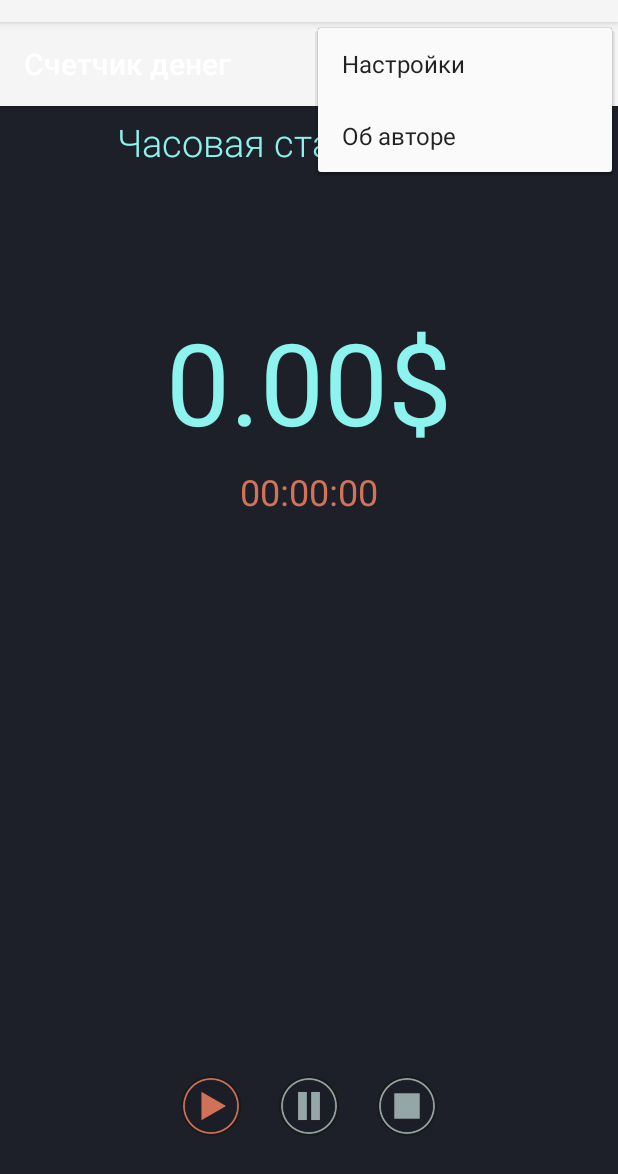
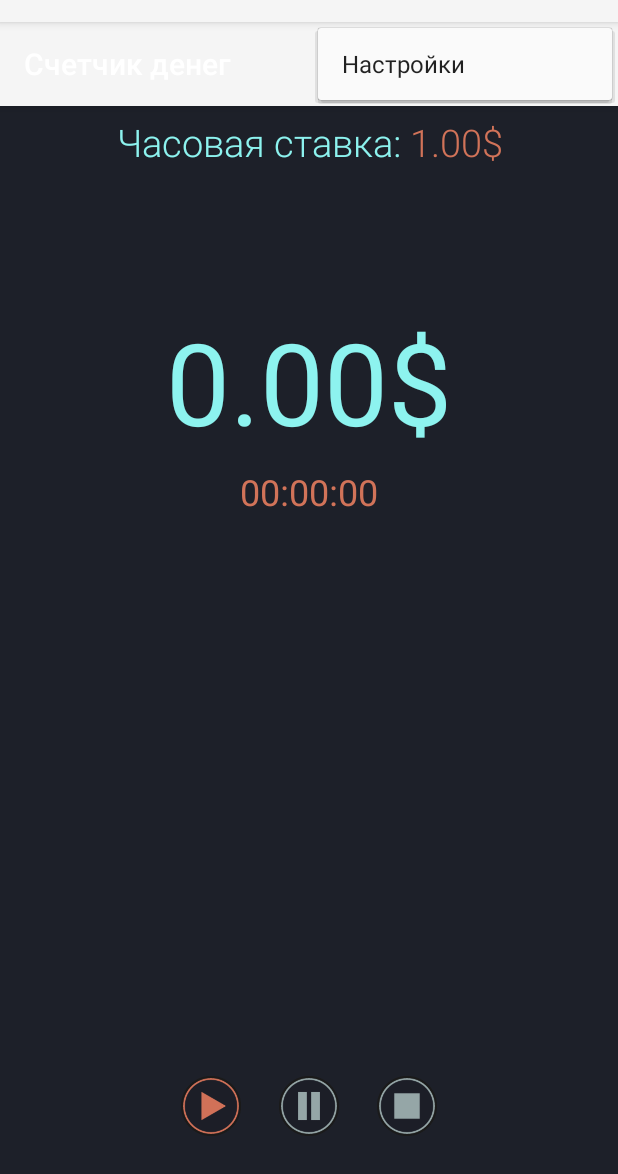
Before and after one commit to NikolayGst/MoneyCounter, an Android app: the screen it shows after launch (MainActivity), with the options menu open, on a phone screen of 412 x 824 dp, the part 62-1236 px from its top. Run offline under Robolectric (Android 15) with nearby library versions, the phone set to English and light mode, and no system bars.

Commit message:
remove author

```diff
--- a/app/src/main/AndroidManifest.xml
+++ b/app/src/main/AndroidManifest.xml
@@ -1,6 +1,8 @@
 <?xml version="1.0" encoding="utf-8"?>
 <manifest xmlns:android="http://schemas.android.com/apk/res/android"
   package="com.niko.moneycounter">
+
+  <uses-permission android:name="android.permission.INTERNET" />
 
   <application
     android:allowBackup="true"
--- a/app/src/main/java/com/niko/moneycounter/manager/TimeManager.java
+++ b/app/src/main/java/com/niko/moneycounter/manager/TimeManager.java
@@ -50,14 +50,18 @@
 
     handler = new Handler();
 
+    //создаем анонимный внутренний класс Runnable
     timerTask = () -> {
 
+      //пройденное вемя = текущее - стартовое
       elapsedTime = (System.currentTimeMillis() - startTime);
 
       if (getOnTimerListener() != null) {
+        //Передаем пройденное время в активити
         getOnTimerListener().onTick(elapsedTime);
       }
 
+      //Передаем объект Runnable и время задержки (=1000)
       handler.postDelayed(timerTask, DELAY_MILLIS);
 
     };
--- a/app/src/main/java/com/niko/moneycounter/ui/MainActivity.java
+++ b/app/src/main/java/com/niko/moneycounter/ui/MainActivity.java
@@ -65,9 +65,9 @@
         case R.id.item_settings:
           startActivity(new Intent(MainActivity.this, SettingsActivity.class));
           break;
-        case R.id.item_author:
+        /*case R.id.item_author:
           startActivity(new Intent(MainActivity.this, AuthorActivity.class));
-          break;
+          break;*/
       }
       return true;
     });
--- a/app/src/main/res/menu/main_menu.xml
+++ b/app/src/main/res/menu/main_menu.xml
@@ -1,5 +1,5 @@
 <?xml version="1.0" encoding="utf-8"?>
 <menu xmlns:android="http://schemas.android.com/apk/res/android">
 <item android:id="@+id/item_settings" android:title="@string/settings" />
-<item android:id="@+id/item_author" android:title="@string/author" />
+<!--<item android:id="@+id/item_author" android:title="@string/author" />-->
 </menu>
```
